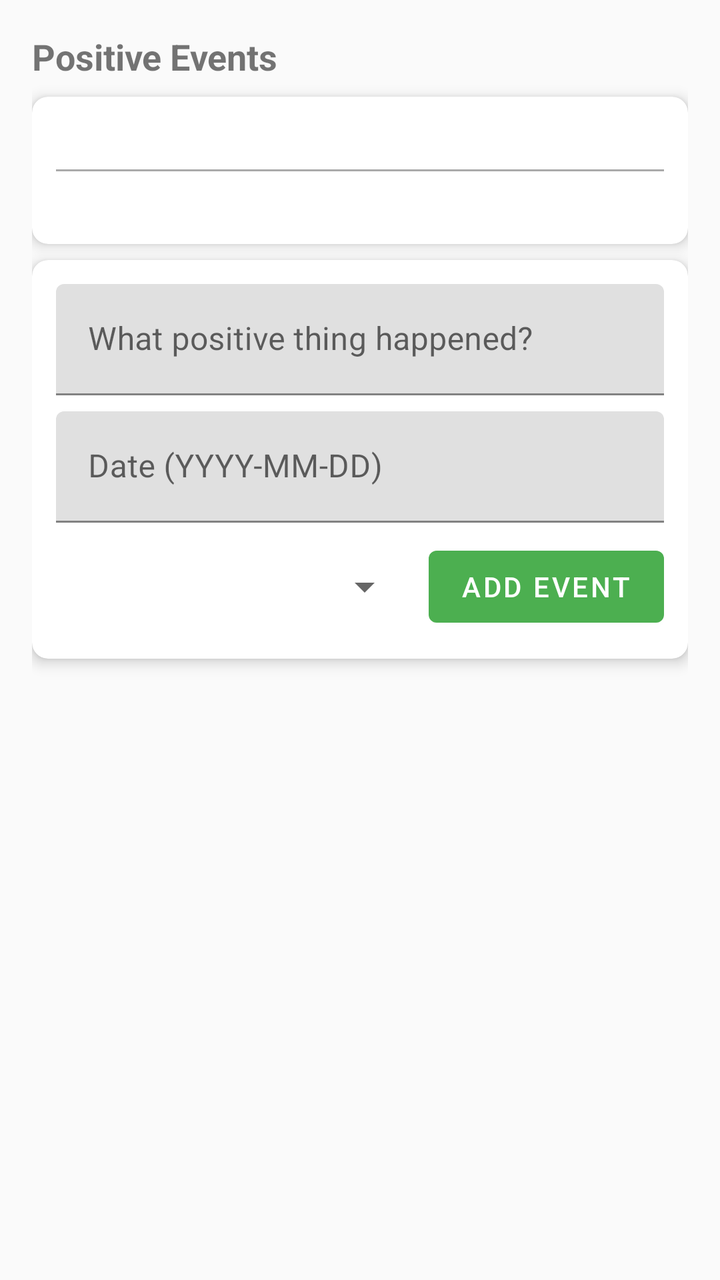
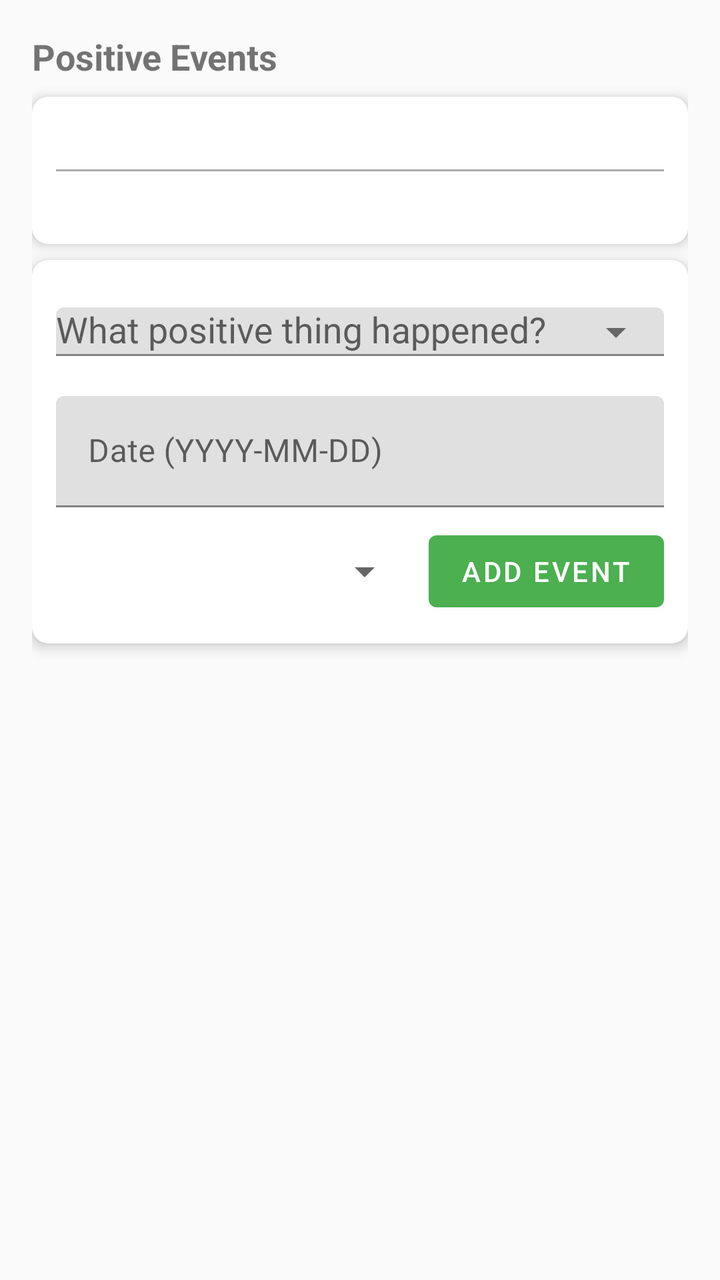

Two renders of the same Android screen: before a commit and after it. Below are the layout's source before the change and the commit's diff.
<!-- AndroidManifest.xml: application theme Theme.HabitEvaluator -->
<!-- res/layout/fragment_diary.xml -->
<?xml version="1.0" encoding="utf-8"?>
<androidx.constraintlayout.widget.ConstraintLayout xmlns:android="http://schemas.android.com/apk/res/android"
    xmlns:app="http://schemas.android.com/apk/res-auto"
    android:layout_width="match_parent"
    android:layout_height="match_parent"
    android:padding="16dp">

    <TextView
        android:id="@+id/diaryLabel"
        android:layout_width="wrap_content"
        android:layout_height="wrap_content"
        android:text="@string/diary_positive_events"
        android:textSize="18sp"
        android:textStyle="bold"
        app:layout_constraintStart_toStartOf="parent"
        app:layout_constraintTop_toTopOf="parent" />

    <androidx.cardview.widget.CardView
        android:id="@+id/statsCard"
        android:layout_width="0dp"
        android:layout_height="wrap_content"
        android:layout_marginTop="8dp"
        app:cardCornerRadius="8dp"
        app:cardElevation="4dp"
        app:layout_constraintEnd_toEndOf="parent"
        app:layout_constraintStart_toStartOf="parent"
        app:layout_constraintTop_toBottomOf="@id/diaryLabel">

        <LinearLayout
            android:layout_width="match_parent"
            android:layout_height="wrap_content"
            android:orientation="vertical"
            android:padding="12dp">

            <LinearLayout
                android:layout_width="match_parent"
                android:layout_height="wrap_content"
                android:orientation="horizontal">

                <TextView
                    android:id="@+id/todayPointsText"
                    android:layout_width="0dp"
                    android:layout_height="wrap_content"
                    android:layout_weight="1"
                    android:gravity="center"
                    android:textSize="12sp" />

                <TextView
                    android:id="@+id/weekPointsText"
                    android:layout_width="0dp"
                    android:layout_height="wrap_content"
                    android:layout_weight="1"
                    android:gravity="center"
                    android:textSize="12sp" />

                <TextView
                    android:id="@+id/monthPointsText"
                    android:layout_width="0dp"
                    android:layout_height="wrap_content"
                    android:layout_weight="1"
                    android:gravity="center"
                    android:textSize="12sp" />
            </LinearLayout>

            <View
                android:layout_width="match_parent"
                android:layout_height="1dp"
                android:layout_marginTop="8dp"
                android:background="@android:color/darker_gray" />

            <LinearLayout
                android:layout_width="match_parent"
                android:layout_height="wrap_content"
                android:layout_marginTop="8dp"
                android:orientation="horizontal">

                <TextView
                    android:id="@+id/weeklyAvgText"
                    android:layout_width="0dp"
                    android:layout_height="wrap_content"
                    android:layout_weight="1"
                    android:gravity="center"
                    android:textSize="12sp" />

                <TextView
                    android:id="@+id/monthlyTrendText"
                    android:layout_width="0dp"
                    android:layout_height="wrap_content"
                    android:layout_weight="1"
                    android:gravity="center"
                    android:textSize="12sp" />
            </LinearLayout>
        </LinearLayout>
    </androidx.cardview.widget.CardView>

    <androidx.cardview.widget.CardView
        android:id="@+id/addEntryCard"
        android:layout_width="0dp"
        android:layout_height="wrap_content"
        android:layout_marginTop="8dp"
        app:cardCornerRadius="8dp"
        app:cardElevation="4dp"
        app:layout_constraintEnd_toEndOf="parent"
        app:layout_constraintStart_toStartOf="parent"
        app:layout_constraintTop_toBottomOf="@id/statsCard">

        <LinearLayout
            android:layout_width="match_parent"
            android:layout_height="wrap_content"
            android:orientation="vertical"
            android:padding="12dp">

            <com.google.android.material.textfield.TextInputLayout
                android:layout_width="match_parent"
                android:layout_height="wrap_content">

                <com.google.android.material.textfield.TextInputEditText
                    android:id="@+id/eventDescriptionInput"
                    android:layout_width="match_parent"
                    android:layout_height="wrap_content"
                    android:hint="@string/diary_event_hint"
                    android:inputType="text"
                    android:maxLines="1" />
            </com.google.android.material.textfield.TextInputLayout>

            <com.google.android.material.textfield.TextInputLayout
                android:layout_width="match_parent"
                android:layout_height="wrap_content"
                android:layout_marginTop="8dp">

                <com.google.android.material.textfield.TextInputEditText
                    android:id="@+id/eventDateInput"
                    android:layout_width="match_parent"
                    android:layout_height="wrap_content"
                    android:hint="@string/diary_date_hint"
                    android:focusable="false"
                    android:clickable="true"
                    android:inputType="none" />
            </com.google.android.material.textfield.TextInputLayout>

            <LinearLayout
                android:layout_width="match_parent"
                android:layout_height="wrap_content"
                android:layout_marginTop="8dp"
                android:orientation="horizontal"
                android:gravity="center_vertical">

                <Spinner
                    android:id="@+id/significanceSpinner"
                    android:layout_width="0dp"
                    android:layout_height="wrap_content"
                    android:layout_weight="1" />

                <com.google.android.material.button.MaterialButton
                    android:id="@+id/addEventButton"
                    android:layout_width="wrap_content"
                    android:layout_height="wrap_content"
                    android:layout_marginStart="8dp"
                    android:text="@string/diary_add_event" />
            </LinearLayout>
        </LinearLayout>
    </androidx.cardview.widget.CardView>

    <androidx.recyclerview.widget.RecyclerView
        android:id="@+id/diaryRecyclerView"
        android:layout_width="0dp"
        android:layout_height="0dp"
        android:layout_marginTop="8dp"
        app:layout_constraintBottom_toBottomOf="parent"
        app:layout_constraintEnd_toEndOf="parent"
        app:layout_constraintStart_toStartOf="parent"
        app:layout_constraintTop_toBottomOf="@id/addEntryCard" />

</androidx.constraintlayout.widget.ConstraintLayout>
<!-- resources referenced by this layout -->
<resources>
  <string name="diary_add_event">Add Event</string>
  <string name="diary_date_hint">Date (YYYY-MM-DD)</string>
  <string name="diary_event_hint">What positive thing happened?</string>
  <string name="diary_positive_events">Positive Events</string>
  <style name="Theme.HabitEvaluator" parent="Theme.MaterialComponents.DayNight.NoActionBar">
          <item name="colorPrimary">@color/primary</item>
          <item name="colorPrimaryDark">@color/primary_dark</item>
          <item name="colorAccent">@color/accent</item>
          <item name="android:windowBackground">@color/background</item>
      </style>
  <color name="primary">#4CAF50</color>
  <color name="primary_dark">#388E3C</color>
  <color name="accent">#FFC107</color>
  <color name="background">#FAFAFA</color>
</resources>

<!-- the commit's change to res/layout/fragment_diary.xml (unified diff, before → after) -->
@@ -112,15 +112,17 @@
 
             <com.google.android.material.textfield.TextInputLayout
                 android:layout_width="match_parent"
-                android:layout_height="wrap_content">
+                android:layout_height="wrap_content"
+                app:endIconMode="dropdown_menu">
 
-                <com.google.android.material.textfield.TextInputEditText
+                <AutoCompleteTextView
                     android:id="@+id/eventDescriptionInput"
                     android:layout_width="match_parent"
                     android:layout_height="wrap_content"
                     android:hint="@string/diary_event_hint"
                     android:inputType="text"
-                    android:maxLines="1" />
+                    android:maxLines="1"
+                    android:completionThreshold="1" />
             </com.google.android.material.textfield.TextInputLayout>
 
             <com.google.android.material.textfield.TextInputLayout
